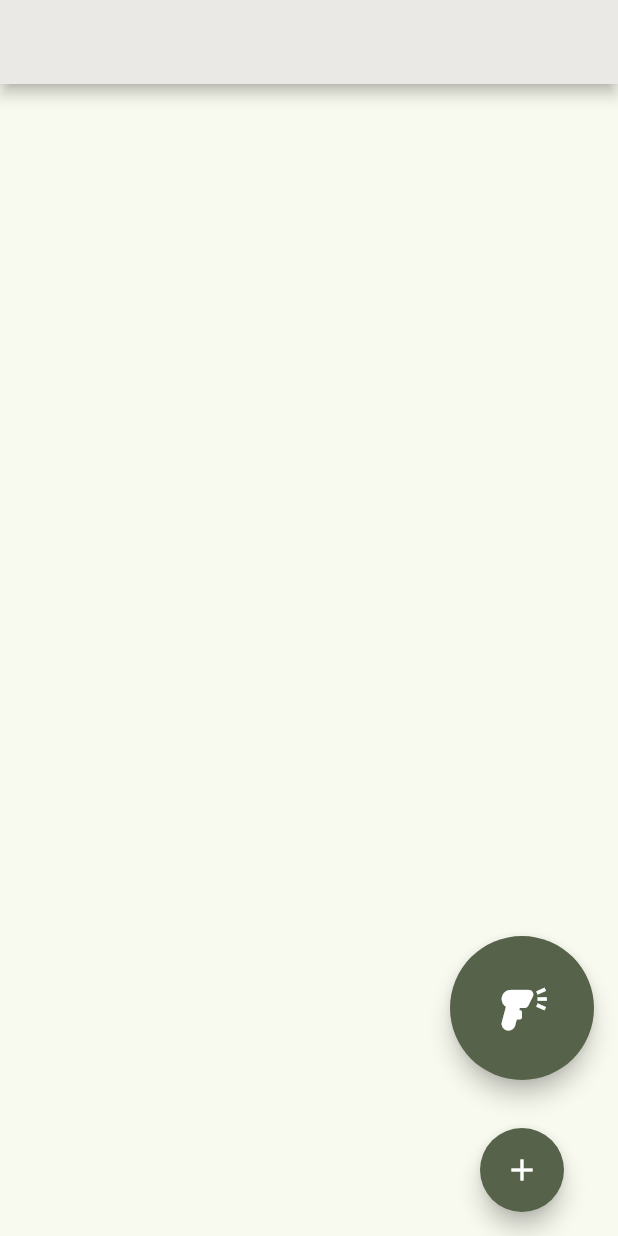
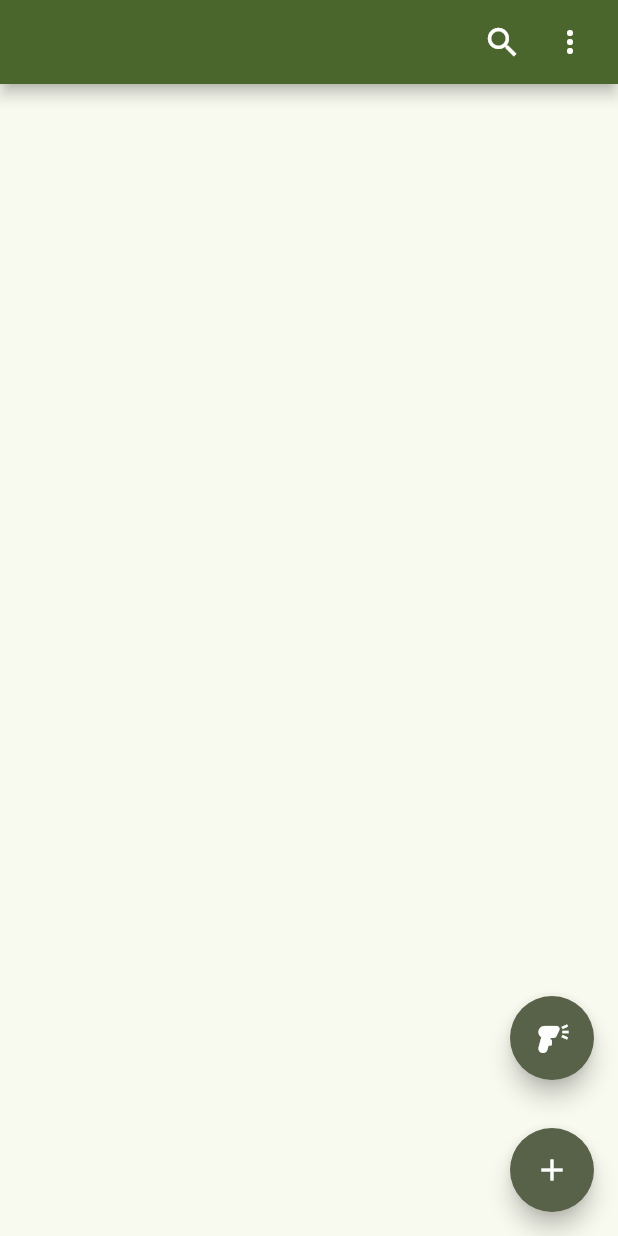
Before and after one commit to pierretre/fridge-app, a Flutter app: the screen it shows after launch, on a phone screen of 412 x 824 dp. Run offline on Flutter 3.47's test engine with Material 2 defaults, Android fonts, the phone set to English and light mode, and no system bars; our stand-ins replace shared_preferences, sqflite; missing offline and left inert: flutter_barcode_scanner; accounts and stored records are empty.

```diff
--- a/lib/main.dart
+++ b/lib/main.dart
@@ -20,7 +20,13 @@ class MyApp extends StatelessWidget {
   Widget build(BuildContext context) {
     return MaterialApp(
       theme: ThemeData(
-        colorSchemeSeed: Colors.lightGreenAccent,
+        colorSchemeSeed: const Color.fromARGB(255, 176, 235, 108),
+        bottomSheetTheme: const BottomSheetThemeData(
+          backgroundColor: Colors.white,
+          shape: RoundedRectangleBorder(
+            borderRadius: BorderRadius.vertical(top: Radius.circular(10))
+          )
+        )
       ),
       debugShowCheckedModeBanner: false,
       home: HomePage()
--- a/lib/pages/home.dart
+++ b/lib/pages/home.dart
@@ -4,6 +4,7 @@ import 'package:fridge_app/services/barcode-service.dart';
 import 'package:fridge_app/widgets/product-form.dart';
 import 'package:fridge_app/widgets/product-list.dart';
 import 'package:flutter_barcode_scanner/flutter_barcode_scanner.dart';
+import 'package:shared_preferences/shared_preferences.dart';
 
 class HomePage extends StatelessWidget {
   final ProductListModel _productListModel = ProductListModel();
@@ -11,18 +12,40 @@ class HomePage extends StatelessWidget {
   @override
   Widget build(BuildContext context) {
     _productListModel.initialize(); // Appel initial pour rafraîchir les produits
+    SharedPreferences.setMockInitialValues({});
 
     return Scaffold(
       appBar: AppBar(
         centerTitle: true,
-        backgroundColor: Color.fromARGB(255, 234, 233, 229),
+        // backgroundColor: Color.fromARGB(255, 234, 233, 229),
+        actions: <Widget>[
+          Padding(
+            padding: EdgeInsets.only(right: 20.0),
+            child: GestureDetector(
+              onTap: () {},
+              child: Icon(
+                Icons.search,
+                size: 26.0,
+              ),
+            )
+          ),
+          Padding(
+            padding: EdgeInsets.only(right: 20.0),
+            child: GestureDetector(
+              onTap: () {},
+              child: Icon(
+                  Icons.more_vert
+              ),
+            )
+          ),
+        ],
       ),
       floatingActionButton: Align(
         alignment: Alignment.bottomRight,
         child: Column(
           mainAxisAlignment: MainAxisAlignment.end,
           children: [
-            FloatingActionButton.large(
+            FloatingActionButton(
               child: const Icon(
                 Icons.barcode_reader
               ),
--- a/pubspec.yaml
+++ b/pubspec.yaml
@@ -41,6 +41,7 @@ dependencies:
   path: ^1.8.3
   http: ^1.1.0
   provider: ^6.0.5
+  shared_preferences: ^2.2.0
 
 dev_dependencies:
   flutter_test:
```
Also changed, not shown: lib/models/productlist-model.dart (+5 -4 lines), lib/services/barcode-service.dart (+10 -1 lines), lib/widgets/product-form.dart (+9 -7 lines), pubspec.lock, 1 other file.
